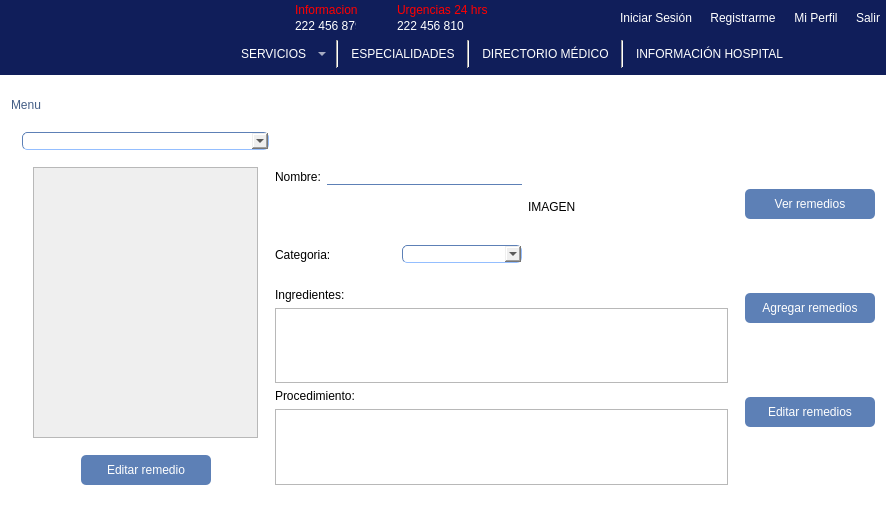
First picture: the form in mainwindow.ui, repository Laloses/Hospital, before the edit.
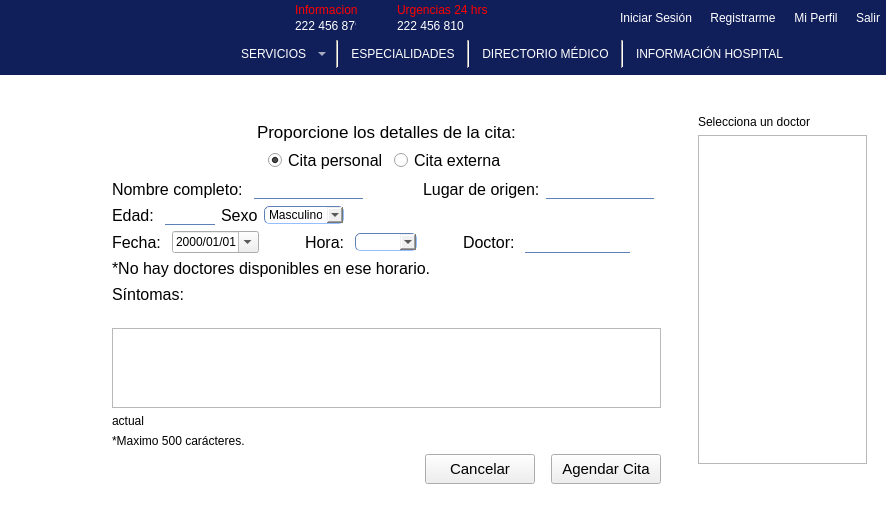
Second picture: the form after the edit. The open tabs and pages were chosen to show the change. Icons and pictures are not drawn.

```diff
--- a/mainwindow.ui
+++ b/mainwindow.ui
@@ -6160,7 +6160,7 @@
 }</string>
           </property>
           <property name="currentIndex">
-           <number>4</number>
+           <number>6</number>
           </property>
           <widget class="QWidget" name="pagePrincipalAdmin">
            <layout class="QGridLayout" name="gridLayout_36">
@@ -8001,8 +8001,8 @@
                          <rect>
                           <x>0</x>
                           <y>0</y>
-                          <width>228</width>
-                          <height>260</height>
+                          <width>20</width>
+                          <height>20</height>
                          </rect>
                         </property>
                         <layout class="QGridLayout" name="gridLayout_25">
@@ -8032,7 +8032,7 @@
                   </item>
                  </layout>
                 </item>
-                <item row="0" column="2" rowspan="2">
+                <item row="0" column="2" rowspan="2" alignment="Qt::AlignHCenter|Qt::AlignVCenter">
                  <widget class="QLabel" name="label_imagenEditar">
                   <property name="minimumSize">
                    <size>
@@ -8143,6 +8143,823 @@
             </item>
            </layout>
           </widget>
+          <widget class="QWidget" name="page_4">
+           <widget class="QPushButton" name="pushButton_menu_admin_3">
+            <property name="geometry">
+             <rect>
+              <x>9</x>
+              <y>9</y>
+              <width>69</width>
+              <height>25</height>
+             </rect>
+            </property>
+            <property name="styleSheet">
+             <string notr="true">border:none;
+font: 13pt &quot;MS Shell Dlg 2&quot;;
+color: rgb(68, 94, 134);
+</string>
+            </property>
+            <property name="text">
+             <string>Menu</string>
+            </property>
+            <property name="icon">
+             <iconset resource="imgs/imgs.qrc">
+              <normaloff>:/imgs/home.png</normaloff>:/imgs/home.png</iconset>
+            </property>
+            <property name="iconSize">
+             <size>
+              <width>25</width>
+              <height>25</height>
+             </size>
+            </property>
+           </widget>
+           <widget class="QTableWidget" name="tableWidget">
+            <property name="geometry">
+             <rect>
+              <x>20</x>
+              <y>50</y>
+              <width>851</width>
+              <height>361</height>
+             </rect>
+            </property>
+           </widget>
+          </widget>
+          <widget class="QWidget" name="page_5">
+           <widget class="QWidget" name="layoutWidget_2">
+            <property name="geometry">
+             <rect>
+              <x>101</x>
+              <y>20</y>
+              <width>571</width>
+              <height>391</height>
+             </rect>
+            </property>
+            <layout class="QGridLayout" name="gridLayout_45">
+             <item row="0" column="0">
+              <spacer name="verticalSpacer_28">
+               <property name="orientation">
+                <enum>Qt::Vertical</enum>
+               </property>
+               <property name="sizeHint" stdset="0">
+                <size>
+                 <width>20</width>
+                 <height>40</height>
+                </size>
+               </property>
+              </spacer>
+             </item>
+             <item row="1" column="0">
+              <layout class="QHBoxLayout" name="horizontalLayout_81">
+               <item>
+                <spacer name="horizontalSpacer_104">
+                 <property name="orientation">
+                  <enum>Qt::Horizontal</enum>
+                 </property>
+                 <property name="sizeHint" stdset="0">
+                  <size>
+                   <width>40</width>
+                   <height>20</height>
+                  </size>
+                 </property>
+                </spacer>
+               </item>
+               <item>
+                <widget class="QLabel" name="label_11">
+                 <property name="minimumSize">
+                  <size>
+                   <width>241</width>
+                   <height>20</height>
+                  </size>
+                 </property>
+                 <property name="font">
+                  <font>
+                   <family>MS Shell Dlg 2</family>
+                   <pointsize>13</pointsize>
+                   <weight>9</weight>
+                   <italic>false</italic>
+                   <bold>false</bold>
+                  </font>
+                 </property>
+                 <property name="styleSheet">
+                  <string notr="true">font: 75 13pt &quot;MS Shell Dlg 2&quot;;</string>
+                 </property>
+                 <property name="text">
+                  <string>Proporcione los detalles de la cita:</string>
+                 </property>
+                </widget>
+               </item>
+               <item>
+                <spacer name="horizontalSpacer_105">
+                 <property name="orientation">
+                  <enum>Qt::Horizontal</enum>
+                 </property>
+                 <property name="sizeHint" stdset="0">
+                  <size>
+                   <width>40</width>
+                   <height>20</height>
+                  </size>
+                 </property>
+                </spacer>
+               </item>
+              </layout>
+             </item>
+             <item row="3" column="0">
+              <layout class="QHBoxLayout" name="horizontalLayout_97">
+               <item>
+                <spacer name="horizontalSpacer_106">
+                 <property name="orientation">
+                  <enum>Qt::Horizontal</enum>
+                 </property>
+                 <property name="sizeHint" stdset="0">
+                  <size>
+                   <width>40</width>
+                   <height>20</height>
+                  </size>
+                 </property>
+                </spacer>
+               </item>
+               <item>
+                <layout class="QHBoxLayout" name="horizontalLayout_98">
+                 <item>
+                  <widget class="QRadioButton" name="radioCitaPersonal_2">
+                   <property name="font">
+                    <font>
+                     <family>MS Shell Dlg 2</family>
+                     <pointsize>12</pointsize>
+                     <weight>50</weight>
+                     <italic>false</italic>
+                     <bold>false</bold>
+                    </font>
+                   </property>
+                   <property name="text">
+                    <string>Cita personal</string>
+                   </property>
+                   <property name="checked">
+                    <bool>true</bool>
+                   </property>
+                  </widget>
+                 </item>
+                 <item>
+                  <widget class="QRadioButton" name="radioCitaExterna_2">
+                   <property name="font">
+                    <font>
+                     <family>MS Shell Dlg 2</family>
+                     <pointsize>12</pointsize>
+                     <weight>50</weight>
+                     <italic>false</italic>
+                     <bold>false</bold>
+                    </font>
+                   </property>
+                   <property name="text">
+                    <string>Cita externa</string>
+                   </property>
+                  </widget>
+                 </item>
+                </layout>
+               </item>
+               <item>
+                <spacer name="horizontalSpacer_107">
+                 <property name="orientation">
+                  <enum>Qt::Horizontal</enum>
+                 </property>
+                 <property name="sizeHint" stdset="0">
+                  <size>
+                   <width>40</width>
+                   <height>20</height>
+                  </size>
+                 </property>
+                </spacer>
+               </item>
+              </layout>
+             </item>
+             <item row="4" column="0">
+              <layout class="QHBoxLayout" name="horizontalLayout_99">
+               <item>
+                <layout class="QHBoxLayout" name="horizontalLayout_100">
+                 <item>
+                  <widget class="QLabel" name="labelNombreComp_2">
+                   <property name="font">
+                    <font>
+                     <family>MS Shell Dlg 2</family>
+                     <pointsize>12</pointsize>
+                     <weight>50</weight>
+                     <italic>false</italic>
+                     <bold>false</bold>
+                    </font>
+                   </property>
+                   <property name="text">
+                    <string>Nombre completo: </string>
+                   </property>
+                  </widget>
+                 </item>
+                 <item>
+                  <widget class="QLineEdit" name="lineNombreCompleto_2">
+                   <property name="minimumSize">
+                    <size>
+                     <width>15</width>
+                     <height>20</height>
+                    </size>
+                   </property>
+                   <property name="font">
+                    <font>
+                     <family>MS Shell Dlg 2</family>
+                     <pointsize>12</pointsize>
+                     <weight>50</weight>
+                     <italic>false</italic>
+                     <bold>false</bold>
+                    </font>
+                   </property>
+                  </widget>
+                 </item>
+                </layout>
+               </item>
+               <item>
+                <spacer name="horizontalSpacer_108">
+                 <property name="orientation">
+                  <enum>Qt::Horizontal</enum>
+                 </property>
+                 <property name="sizeType">
+                  <enum>QSizePolicy::Minimum</enum>
+                 </property>
+                 <property name="sizeHint" stdset="0">
+                  <size>
+                   <width>54</width>
+                   <height>17</height>
+                  </size>
+                 </property>
+                </spacer>
+               </item>
+               <item>
+                <layout class="QHBoxLayout" name="horizontalLayout_101">
+                 <item>
+                  <widget class="QLabel" name="labelOrigen_2">
+                   <property name="font">
+                    <font>
+                     <family>MS Shell Dlg 2</family>
+                     <pointsize>12</pointsize>
+                     <weight>50</weight>
+                     <italic>false</italic>
+                     <bold>false</bold>
+                    </font>
+                   </property>
+                   <property name="text">
+                    <string>Lugar de origen:</string>
+                   </property>
+                  </widget>
+                 </item>
+                 <item>
+                  <widget class="QLineEdit" name="lineOrigen_2">
+                   <property name="minimumSize">
+                    <size>
+                     <width>15</width>
+                     <height>20</height>
+                    </size>
+                   </property>
+                   <property name="font">
+                    <font>
+                     <family>MS Shell Dlg 2</family>
+                     <pointsize>12</pointsize>
+                     <weight>50</weight>
+                     <italic>false</italic>
+                     <bold>false</bold>
+                    </font>
+                   </property>
+                  </widget>
+                 </item>
+                </layout>
+               </item>
+               <item>
+                <spacer name="horizontalSpacer_109">
+                 <property name="orientation">
+                  <enum>Qt::Horizontal</enum>
+                 </property>
+                 <property name="sizeHint" stdset="0">
+                  <size>
+                   <width>40</width>
+                   <height>20</height>
+                  </size>
+                 </property>
+                </spacer>
+               </item>
+              </layout>
+             </item>
+             <item row="5" column="0">
+              <layout class="QHBoxLayout" name="horizontalLayout_102">
+               <item>
+                <widget class="QLabel" name="labelEdad_2">
+                 <property name="font">
+                  <font>
+                   <family>MS Shell Dlg 2</family>
+                   <pointsize>12</pointsize>
+                   <weight>50</weight>
+                   <italic>false</italic>
+                   <bold>false</bold>
+                  </font>
+                 </property>
+                 <property name="text">
+                  <string>Edad: </string>
+                 </property>
+                </widget>
+               </item>
+               <item>
+                <widget class="QLineEdit" name="lineEdad_2">
+                 <property name="minimumSize">
+                  <size>
+                   <width>15</width>
+                   <height>20</height>
+                  </size>
+                 </property>
+                 <property name="maximumSize">
+                  <size>
+                   <width>50</width>
+                   <height>16777215</height>
+                  </size>
+                 </property>
+                 <property name="font">
+                  <font>
+                   <family>MS Shell Dlg 2</family>
+                   <pointsize>12</pointsize>
+                   <weight>50</weight>
+                   <italic>false</italic>
+                   <bold>false</bold>
+                  </font>
+                 </property>
+                </widget>
+               </item>
+               <item>
+                <widget class="QLabel" name="lb_sexo_2">
+                 <property name="font">
+                  <font>
+                   <family>MS Shell Dlg 2</family>
+                   <pointsize>12</pointsize>
+                   <weight>50</weight>
+                   <italic>false</italic>
+                   <bold>false</bold>
+                  </font>
+                 </property>
+                 <property name="text">
+                  <string>Sexo</string>
+                 </property>
+                </widget>
+               </item>
+               <item>
+                <widget class="QComboBox" name="cb_sexo_2">
+                 <property name="minimumSize">
+                  <size>
+                   <width>80</width>
+                   <height>0</height>
+                  </size>
+                 </property>
+                 <item>
+                  <property name="text">
+                   <string>Masculino</string>
+                  </property>
+                 </item>
+                 <item>
+                  <property name="text">
+                   <string>Femenino</string>
+                  </property>
+                 </item>
+                </widget>
+               </item>
+               <item>
+                <spacer name="horizontalSpacer_110">
+                 <property name="orientation">
+                  <enum>Qt::Horizontal</enum>
+                 </property>
+                 <property name="sizeHint" stdset="0">
+                  <size>
+                   <width>40</width>
+                   <height>20</height>
+                  </size>
+                 </property>
+                </spacer>
+               </item>
+              </layout>
+             </item>
+             <item row="6" column="0">
+              <layout class="QHBoxLayout" name="horizontalLayout_103">
+               <item>
+                <layout class="QHBoxLayout" name="horizontalLayout_104"/>
+               </item>
+               <item>
+                <layout class="QHBoxLayout" name="horizontalLayout_105"/>
+               </item>
+              </layout>
+             </item>
+             <item row="7" column="0">
+              <layout class="QHBoxLayout" name="horizontalLayout_106">
+               <item>
+                <layout class="QHBoxLayout" name="horizontalLayout_107">
+                 <item>
+                  <widget class="QLabel" name="lb_FCitas_2">
+                   <property name="font">
+                    <font>
+                     <family>MS Shell Dlg 2</family>
+                     <pointsize>12</pointsize>
+                     <weight>50</weight>
+                     <italic>false</italic>
+                     <bold>false</bold>
+                    </font>
+                   </property>
+                   <property name="text">
+                    <string>Fecha: </string>
+                   </property>
+                  </widget>
+                 </item>
+                 <item>
+                  <widget class="QDateEdit" name="fechaCita_2">
+                   <property name="displayFormat">
+                    <string>yyyy/MM/dd</string>
+                   </property>
+                   <property name="calendarPopup">
+                    <bool>true</bool>
+                   </property>
+                  </widget>
+                 </item>
+                 <item>
+                  <spacer name="horizontalSpacer_111">
+                   <property name="orientation">
+                    <enum>Qt::Horizontal</enum>
+                   </property>
+                   <property name="sizeType">
+                    <enum>QSizePolicy::Minimum</enum>
+                   </property>
+                   <property name="sizeHint" stdset="0">
+                    <size>
+                     <width>40</width>
+                     <height>20</height>
+                    </size>
+                   </property>
+                  </spacer>
+                 </item>
+                 <item>
+                  <widget class="QLabel" name="label_horaCitas_2">
+                   <property name="font">
+                    <font>
+                     <family>MS Shell Dlg 2</family>
+                     <pointsize>12</pointsize>
+                     <weight>50</weight>
+                     <italic>false</italic>
+                     <bold>false</bold>
+                    </font>
+                   </property>
+                   <property name="text">
+                    <string>Hora: </string>
+                   </property>
+                  </widget>
+                 </item>
+                 <item>
+                  <widget class="QComboBox" name="horaCita_2"/>
+                 </item>
+                </layout>
+               </item>
+               <item>
+                <spacer name="horizontalSpacer_112">
+                 <property name="orientation">
+                  <enum>Qt::Horizontal</enum>
+                 </property>
+                 <property name="sizeType">
+                  <enum>QSizePolicy::Minimum</enum>
+                 </property>
+                 <property name="sizeHint" stdset="0">
+                  <size>
+                   <width>40</width>
+                   <height>20</height>
+                  </size>
+                 </property>
+                </spacer>
+               </item>
+               <item>
+                <layout class="QHBoxLayout" name="horizontalLayout_108">
+                 <item>
+                  <widget class="QLabel" name="label_docCitas_2">
+                   <property name="font">
+                    <font>
+                     <family>MS Shell Dlg 2</family>
+                     <pointsize>12</pointsize>
+                     <weight>50</weight>
+                     <italic>false</italic>
+                     <bold>false</bold>
+                    </font>
+                   </property>
+                   <property name="text">
+                    <string>Doctor: </string>
+                   </property>
+                  </widget>
+                 </item>
+                 <item>
+                  <widget class="QLineEdit" name="le_nombreDoc_2">
+                   <property name="minimumSize">
+                    <size>
+                     <width>15</width>
+                     <height>20</height>
+                    </size>
+                   </property>
+                   <property name="font">
+                    <font>
+                     <family>MS Shell Dlg 2</family>
+                     <pointsize>12</pointsize>
+                     <weight>50</weight>
+                     <italic>false</italic>
+                     <bold>false</bold>
+                    </font>
+                   </property>
+                  </widget>
+                 </item>
+                 <item>
+                  <widget class="QPushButton" name="btnBuscarDoctor_2">
+                   <property name="minimumSize">
+                    <size>
+                     <width>22</width>
+                     <height>22</height>
+                    </size>
+                   </property>
+                   <property name="maximumSize">
+                    <size>
+                     <width>22</width>
+                     <height>22</height>
+                    </size>
+                   </property>
+                   <property name="styleSheet">
+                    <string notr="true">border:none;</string>
+                   </property>
+                   <property name="text">
+                    <string/>
+                   </property>
+                   <property name="icon">
+                    <iconset resource="imgs/imgs.qrc">
+                     <normaloff>:/imgs/search.png</normaloff>:/imgs/search.png</iconset>
+                   </property>
+                   <property name="iconSize">
+                    <size>
+                     <width>20</width>
+                     <height>20</height>
+                    </size>
+                   </property>
+                  </widget>
+                 </item>
+                 <item>
+                  <spacer name="horizontalSpacer_113">
+                   <property name="orientation">
+                    <enum>Qt::Horizontal</enum>
+                   </property>
+                   <property name="sizeHint" stdset="0">
+                    <size>
+                     <width>40</width>
+                     <height>20</height>
+                    </size>
+                   </property>
+                  </spacer>
+                 </item>
+                </layout>
+               </item>
+              </layout>
+             </item>
+             <item row="8" column="0">
+              <widget class="QLabel" name="lb_noHayDocs_2">
+               <property name="font">
+                <font>
+                 <family>MS Shell Dlg 2</family>
+                 <pointsize>12</pointsize>
+                 <weight>50</weight>
+                 <italic>false</italic>
+                 <bold>false</bold>
+                </font>
+               </property>
+               <property name="text">
+                <string>*No hay doctores disponibles en ese horario.</string>
+               </property>
+              </widget>
+             </item>
+             <item row="9" column="0">
+              <layout class="QVBoxLayout" name="verticalLayout_44">
+               <item>
+                <layout class="QHBoxLayout" name="horizontalLayout_109">
+                 <item>
+                  <widget class="QLabel" name="lb_sintomasCitas_2">
+                   <property name="font">
+                    <font>
+                     <family>MS Shell Dlg 2</family>
+                     <pointsize>12</pointsize>
+                     <weight>50</weight>
+                     <italic>false</italic>
+                     <bold>false</bold>
+                    </font>
+                   </property>
+                   <property name="text">
+                    <string>Síntomas: </string>
+                   </property>
+                  </widget>
+                 </item>
+                 <item>
+                  <spacer name="horizontalSpacer_114">
+                   <property name="orientation">
+                    <enum>Qt::Horizontal</enum>
+                   </property>
+                   <property name="sizeHint" stdset="0">
+                    <size>
+                     <width>40</width>
+                     <height>20</height>
+                    </size>
+                   </property>
+                  </spacer>
+                 </item>
+                </layout>
+               </item>
+               <item>
+                <spacer name="verticalSpacer_31">
+                 <property name="orientation">
+                  <enum>Qt::Vertical</enum>
+                 </property>
+                 <property name="sizeHint" stdset="0">
+                  <size>
+                   <width>20</width>
+                   <height>40</height>
+                  </size>
+                 </property>
+                </spacer>
+               </item>
+               <item>
+                <widget class="QTextEdit" name="sintomasCitas_2">
+                 <property name="sizePolicy">
+                  <sizepolicy hsizetype="Expanding" vsizetype="Fixed">
+                   <horstretch>0</horstretch>
+                   <verstretch>0</verstretch>
+                  </sizepolicy>
+                 </property>
+                 <property name="minimumSize">
+                  <size>
+                   <width>400</width>
+                   <height>80</height>
+                  </size>
+                 </property>
+                 <property name="maximumSize">
+                  <size>
+                   <width>16777215</width>
+                   <height>90</height>
+                  </size>
+                 </property>
+                 <property name="font">
+                  <font>
+                   <pointsize>11</pointsize>
+                  </font>
+                 </property>
+                </widget>
+               </item>
+              </layout>
+             </item>
+             <item row="10" column="0">
+              <widget class="QLabel" name="lb_charAct_2">
+               <property name="text">
+                <string>actual</string>
+               </property>
+              </widget>
+             </item>
+             <item row="11" column="0">
+              <widget class="QLabel" name="lb_maxchar_2">
+               <property name="text">
+                <string>*Maximo 500 carácteres.</string>
+               </property>
+              </widget>
+             </item>
+             <item row="12" column="0">
+              <spacer name="verticalSpacer_39">
+               <property name="orientation">
+                <enum>Qt::Vertical</enum>
+               </property>
+               <property name="sizeType">
+                <enum>QSizePolicy::Expanding</enum>
+               </property>
+               <property name="sizeHint" stdset="0">
+                <size>
+                 <width>20</width>
+                 <height>13</height>
+                </size>
+               </property>
+              </spacer>
+             </item>
+             <item row="13" column="0">
+              <layout class="QHBoxLayout" name="horizontalLayout_110">
+               <item>
+                <spacer name="horizontalSpacer_115">
+                 <property name="orientation">
+                  <enum>Qt::Horizontal</enum>
+                 </property>
+                 <property name="sizeHint" stdset="0">
+                  <size>
+                   <width>40</width>
+                   <height>20</height>
+                  </size>
+                 </property>
+                </spacer>
+               </item>
+               <item>
+                <widget class="QPushButton" name="btnCancelarAgenda_2">
+                 <property name="minimumSize">
+                  <size>
+                   <width>110</width>
+                   <height>30</height>
+                  </size>
+                 </property>
+                 <property name="font">
+                  <font>
+                   <family>MS Shell Dlg 2</family>
+                   <pointsize>11</pointsize>
+                   <weight>50</weight>
+                   <italic>false</italic>
+                   <bold>false</bold>
+                  </font>
+                 </property>
+                 <property name="styleSheet">
+                  <string notr="true"/>
+                 </property>
+                 <property name="text">
+                  <string>Cancelar</string>
+                 </property>
+                </widget>
+               </item>
+               <item>
+                <spacer name="horizontalSpacer_116">
+                 <property name="orientation">
+                  <enum>Qt::Horizontal</enum>
+                 </property>
+                 <property name="sizeType">
+                  <enum>QSizePolicy::Fixed</enum>
+                 </property>
+                 <property name="sizeHint" stdset="0">
+                  <size>
+                   <width>10</width>
+                   <height>20</height>
+                  </size>
+                 </property>
+                </spacer>
+               </item>
+               <item>
+                <widget class="QPushButton" name="btnAgendarCita_2">
+                 <property name="minimumSize">
+                  <size>
+                   <width>110</width>
+                   <height>30</height>
+                  </size>
+                 </property>
+                 <property name="maximumSize">
+                  <size>
+                   <width>16777215</width>
+                   <height>16777215</height>
+                  </size>
+                 </property>
+                 <property name="font">
+                  <font>
+                   <family>MS Shell Dlg 2</family>
+                   <pointsize>11</pointsize>
+                   <weight>50</weight>
+                   <italic>false</italic>
+                   <bold>false</bold>
+                  </font>
+                 </property>
+                 <property name="styleSheet">
+                  <string notr="true"/>
+                 </property>
+                 <property name="text">
+                  <string>Agendar Cita</string>
+                 </property>
+                </widget>
+               </item>
+              </layout>
+             </item>
+            </layout>
+           </widget>
+           <widget class="QWidget" name="layoutWidget_3">
+            <property name="geometry">
+             <rect>
+              <x>687</x>
+              <y>20</y>
+              <width>191</width>
+              <height>371</height>
+             </rect>
+            </property>
+            <layout class="QVBoxLayout" name="verticalLayout_45">
+             <item>
+              <widget class="QLabel" name="lb_selDoc_2">
+               <property name="text">
+                <string>Selecciona un doctor</string>
+               </property>
+              </widget>
+             </item>
+             <item>
+              <widget class="QTableView" name="tv_listaDocCitas_2">
+               <property name="horizontalScrollBarPolicy">
+                <enum>Qt::ScrollBarAlwaysOff</enum>
+               </property>
+               <attribute name="verticalHeaderVisible">
+                <bool>false</bool>
+               </attribute>
+              </widget>
+             </item>
+            </layout>
+           </widget>
+          </widget>
          </widget>
         </item>
        </layout>
```
Left out of the diff: 342 changed lines with no effect on the pictures.
